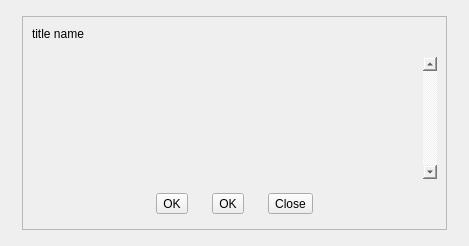
Above: src/qt/forms/cmessagebox.ui from MassGrid/MassGrid before the change. Below: the same form after it.
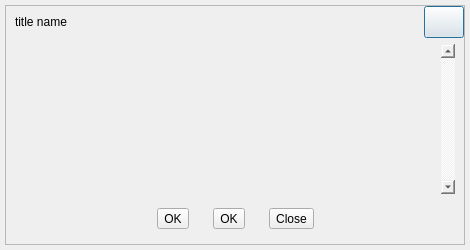
That is the form after the change. Icons and pictures are not drawn.

```diff
--- a/src/qt/forms/cmessagebox.ui
+++ b/src/qt/forms/cmessagebox.ui
@@ -6,25 +6,34 @@
    <rect>
     <x>0</x>
     <y>0</y>
-    <width>469</width>
-    <height>246</height>
+    <width>470</width>
+    <height>250</height>
    </rect>
   </property>
+  <property name="minimumSize">
+   <size>
+    <width>0</width>
+    <height>0</height>
+   </size>
+  </property>
   <property name="windowTitle">
    <string>Dialog</string>
   </property>
+  <property name="styleSheet">
+   <string notr="true"/>
+  </property>
   <layout class="QGridLayout" name="gridLayout">
    <property name="leftMargin">
-    <number>0</number>
+    <number>5</number>
    </property>
    <property name="topMargin">
-    <number>0</number>
+    <number>5</number>
    </property>
    <property name="rightMargin">
-    <number>0</number>
+    <number>5</number>
    </property>
    <property name="bottomMargin">
-    <number>0</number>
+    <number>5</number>
    </property>
    <property name="spacing">
     <number>0</number>
@@ -36,16 +45,16 @@
      </property>
      <layout class="QGridLayout" name="gridLayout_2">
       <property name="leftMargin">
-       <number>22</number>
+       <number>0</number>
       </property>
       <property name="topMargin">
-       <number>16</number>
+       <number>0</number>
       </property>
       <property name="rightMargin">
-       <number>22</number>
+       <number>0</number>
       </property>
       <property name="bottomMargin">
-       <number>16</number>
+       <number>0</number>
       </property>
       <item row="0" column="0">
        <widget class="QFrame" name="mainframe">
@@ -99,32 +108,21 @@
               </spacer>
              </item>
              <item>
-              <widget class="QPushButton" name="pBtn_close">
+              <widget class="QPushButton" name="cancelButton">
                <property name="minimumSize">
                 <size>
-                 <width>34</width>
-                 <height>34</height>
+                 <width>32</width>
+                 <height>32</height>
                 </size>
                </property>
                <property name="maximumSize">
                 <size>
-                 <width>34</width>
-                 <height>34</height>
+                 <width>16777215</width>
+                 <height>16777215</height>
                 </size>
                </property>
                <property name="styleSheet">
-                <string notr="true">QPushButton#pBtn_close{
-    min-width:20px;
-    min-height:20px;
-    max-width:20px;
-    max-height:20px;
-    border:7px solid rgb(255,255,255,0);
-    image: url(:/res/pic/closeBtn.png);
-}
-
-QPushButton:hover#pBtn_close{
-    background-color: rgba(255, 255, 255, 0)
-}</string>
+                <string notr="true"/>
                </property>
                <property name="text">
                 <string/>
@@ -166,8 +164,8 @@
                  <rect>
                   <x>0</x>
                   <y>0</y>
-                  <width>388</width>
-                  <height>115</height>
+                  <width>417</width>
+                  <height>144</height>
                  </rect>
                 </property>
                 <layout class="QVBoxLayout" name="verticalLayout_2">
```
